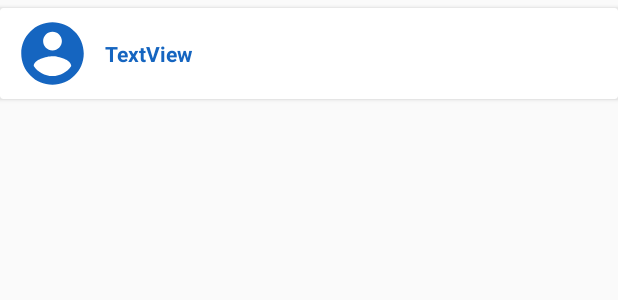
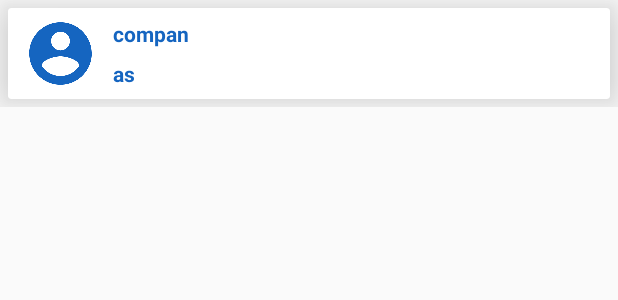
Before and after one commit to mertbabur/Stok-Tracking, an Android app: the layout cardview_customer_design.xml on its own in the app's theme, with its tools: preview values and no code run, on a phone screen of 412 x 824 dp. Shown: the top 300 px of the screen. Run offline under Robolectric (Android 15) with nearby library versions, the phone set to English and light mode, and no system bars.

Commit message:
listenen müşterilerin bilgileri görsel nesnelere yerleştirildi .

```diff
--- a/app/src/main/res/layout/cardview_customer_design.xml
+++ b/app/src/main/res/layout/cardview_customer_design.xml
@@ -9,13 +9,18 @@
         android:id="@+id/cardView_cardViewCustomer"
         android:layout_width="match_parent"
         android:layout_height="wrap_content"
+        android:layout_marginStart="5dp"
+        android:layout_marginLeft="5dp"
         android:layout_marginTop="5dp"
+        android:layout_marginEnd="5dp"
+        android:layout_marginRight="5dp"
         android:layout_marginBottom="5dp"
         app:layout_constraintBottom_toBottomOf="parent"
         app:layout_constraintEnd_toEndOf="parent"
         app:layout_constraintHorizontal_bias="0.5"
         app:layout_constraintStart_toStartOf="parent"
-        app:layout_constraintTop_toTopOf="parent">
+        app:layout_constraintTop_toTopOf="parent"
+        app:cardElevation="20dp">
 
         <androidx.constraintlayout.widget.ConstraintLayout
             android:layout_width="match_parent"
@@ -67,13 +72,25 @@
                 android:layout_height="wrap_content"
                 android:layout_marginStart="10dp"
                 android:layout_marginLeft="10dp"
-                android:text="TextView"
+                android:text="as"
                 android:textColor="@color/backgroundcolor"
                 android:textStyle="bold"
                 app:layout_constraintBottom_toBottomOf="parent"
                 app:layout_constraintStart_toEndOf="@+id/imageView_cardViewCustomer_customerPP"
-                app:layout_constraintTop_toTopOf="parent"
-                app:layout_constraintVertical_bias="0.508" />
+                app:layout_constraintTop_toBottomOf="@+id/textView_cardViewCustomer_companyName" />
+
+            <TextView
+                android:id="@+id/textView_cardViewCustomer_companyName"
+                android:layout_width="wrap_content"
+                android:layout_height="wrap_content"
+                android:layout_marginStart="10dp"
+                android:layout_marginLeft="10dp"
+                android:text="compan"
+                android:textColor="@color/backgroundcolor"
+                android:textStyle="bold"
+                app:layout_constraintBottom_toTopOf="@+id/textView_cardViewCustomer_customerName"
+                app:layout_constraintStart_toEndOf="@+id/imageView_cardViewCustomer_customerPP"
+                app:layout_constraintTop_toTopOf="parent" />
 
         </androidx.constraintlayout.widget.ConstraintLayout>
     </androidx.cardview.widget.CardView>
--- a/app/src/main/res/layout/fragment_customers_design.xml
+++ b/app/src/main/res/layout/fragment_customers_design.xml
@@ -19,13 +19,15 @@
 
     <androidx.cardview.widget.CardView
         android:layout_width="0dp"
-        android:layout_height="wrap_content"
+        android:layout_height="300dp"
         android:layout_marginStart="5dp"
         android:layout_marginLeft="5dp"
         android:layout_marginTop="10dp"
         android:layout_marginEnd="5dp"
         android:layout_marginRight="5dp"
+        android:layout_marginBottom="227dp"
         app:cardCornerRadius="10dp"
+        app:layout_constraintBottom_toTopOf="@+id/floatingActionButton_fragmentCustomers_add"
         app:layout_constraintEnd_toEndOf="parent"
         app:layout_constraintStart_toStartOf="parent"
         app:layout_constraintTop_toBottomOf="@+id/toolbar_fragmentCustomers">
```
Also changed, not shown: app/src/main/java/com/example/stoktakip/CustomerListAdapter.java (+53 -2 lines), app/src/main/java/com/example/stoktakip/Fragments/CustomersFragment.java (+58 -0 lines), app/src/main/java/com/example/stoktakip/Utils/FirebaseUtils.java (+8 -0 lines).
